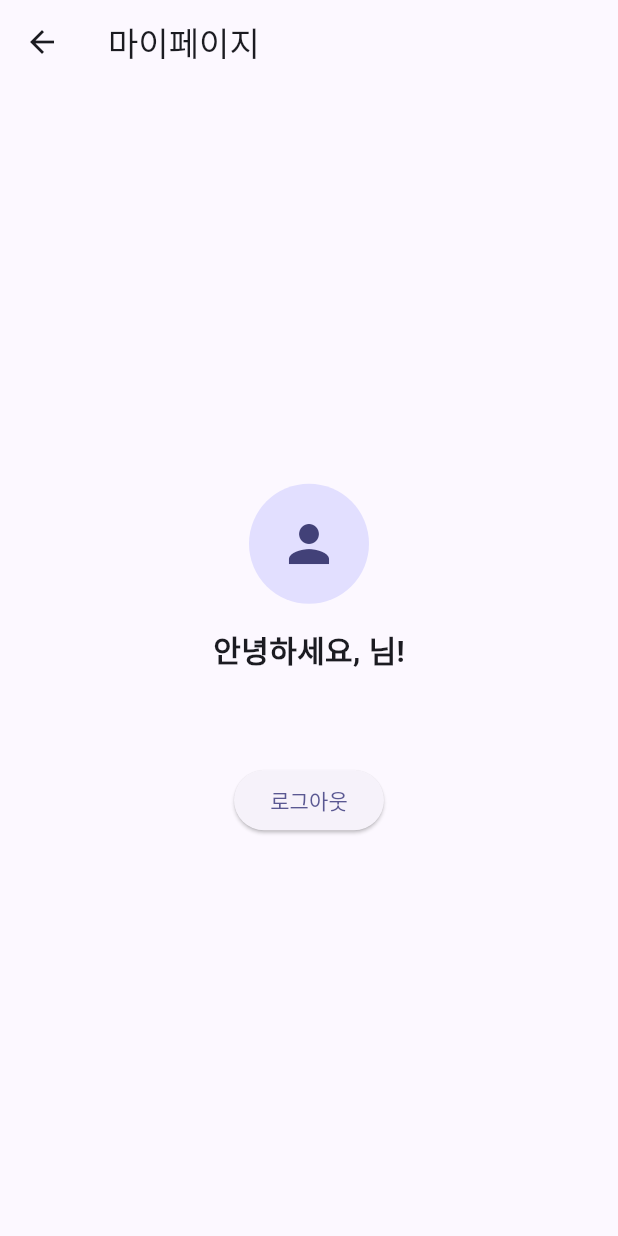
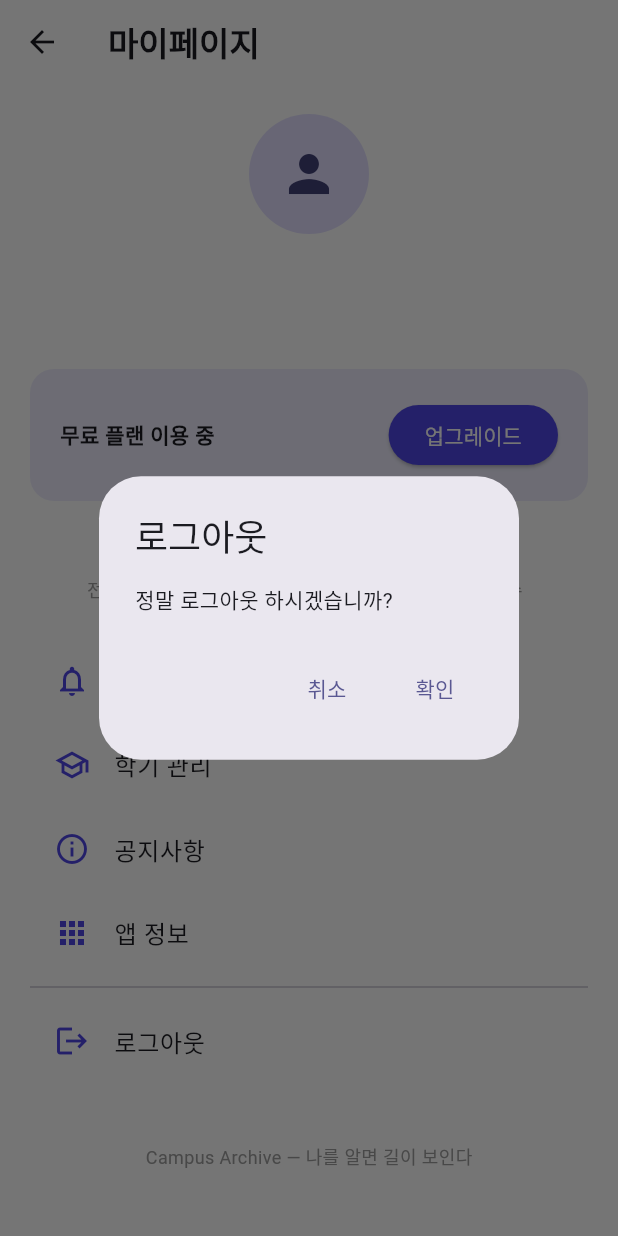
Before and after one commit to asun1207/campus-archive, a Flutter app: the MyPageScreen screen opened directly, after a tap on "로그아웃", on a phone screen of 412 x 824 dp. Run offline on Flutter 3.47's test engine with Material 3 defaults, Android fonts, the phone set to English and light mode, and no system bars; our stand-ins replace cloud_firestore, firebase_auth, firebase_core, fl_chart, google_sign_in, shared_preferences; accounts and stored records are empty.

Commit message:
마이페이지 구현

```diff
--- a/lib/screens/mypage_screen.dart
+++ b/lib/screens/mypage_screen.dart
@@ -1,7 +1,8 @@
 import 'package:flutter/material.dart';
 import 'package:firebase_auth/firebase_auth.dart';
 import 'package:google_sign_in/google_sign_in.dart';
-import 'package:cloud_firestore/cloud_firestore.dart'; // 1. 추가: Firestore import
+import 'package:shared_preferences/shared_preferences.dart';
+import 'package:cloud_firestore/cloud_firestore.dart';
 
 class MyPageScreen extends StatefulWidget {
   const MyPageScreen({super.key});
@@ -11,106 +12,144 @@ class MyPageScreen extends StatefulWidget {
 }
 
 class _MyPageScreenState extends State<MyPageScreen> {
-  Future<void> _signInWithGoogle() async {
-    try {
-      await GoogleSignIn.instance.initialize();
-      final GoogleSignInAccount? googleUser = await GoogleSignIn.instance.authenticate();
-      if (googleUser == null) return;
+  bool isSubscribed = false;
 
-      final GoogleSignInAuthentication googleAuth = await googleUser.authentication;
-      final OAuthCredential credential = GoogleAuthProvider.credential(
-        idToken: googleAuth.idToken,
+  @override
+  void initState() {
+    super.initState();
+    _loadSubscriptionStatus();
+  }
+
+  // 구독 상태 불러오기
+  Future<void> _loadSubscriptionStatus() async {
+    final prefs = await SharedPreferences.getInstance();
+    setState(() {
+      isSubscribed = prefs.getBool('isSubscribed') ?? false;
+    });
+  }
+
+  // 로그아웃 처리
+  Future<void> _signOut(BuildContext context) async {
+    final confirmed = await showDialog<bool>(
+      context: context,
+      builder: (context) => AlertDialog(
+        title: const Text('로그아웃'),
+        content: const Text('정말 로그아웃 하시겠습니까?'),
+        actions: [
+          TextButton(onPressed: () => Navigator.pop(context, false), child: const Text('취소')),
+          TextButton(onPressed: () => Navigator.pop(context, true), child: const Text('확인')),
+        ],
+      ),
     );
 
-      // 2. Firebase 인증
-      await FirebaseAuth.instance.signInWithCredential(credential);
-
-      // 3. 추가: Firestore에 유저 정보 저장
-      final user = FirebaseAuth.instance.currentUser;
-      if (user != null) {
-        await FirebaseFirestore.instance.collection('users').doc(user.uid).set({
-          'uid': user.uid,
-          'email': user.email,
-          'displayName': user.displayName,
-          'createdAt': FieldValue.serverTimestamp(),
-        }, SetOptions(merge: true)); // 이미 존재하면 덮어쓰지 않고 병합
-      }
-
-      if (mounted) {
-        ScaffoldMessenger.of(context).showSnackBar(
-          const SnackBar(content: Text('구글 로그인 및 DB 저장에 성공했습니다!')),
-        );
-      }
-    } catch (e) {
-      if (mounted) {
-        ScaffoldMessenger.of(context).showSnackBar(
-          SnackBar(content: Text('로그인 실패: $e')),
-        );
-      }
-    }
-  }
-
-  // 로그아웃 함수
-  Future<void> _signOut() async {
+    if (confirmed == true) {
       await GoogleSignIn.instance.signOut();
       await FirebaseAuth.instance.signOut();
+    }
   }
 
   @override
   Widget build(BuildContext context) {
-    // ... (build 메서드는 이전과 동일하게 유지)
+    final user = FirebaseAuth.instance.currentUser;
+
     return Scaffold(
-      appBar: AppBar(title: const Text('마이페이지')),
-      body: StreamBuilder<User?>(
-        stream: FirebaseAuth.instance.authStateChanges(),
-        builder: (context, snapshot) {
-          if (snapshot.connectionState == ConnectionState.waiting) {
-            return const Center(child: CircularProgressIndicator());
-          }
-
-          final User? user = snapshot.data;
-
-          if (user != null) {
-            return Center(
+      backgroundColor: Colors.white,
+      appBar: AppBar(
+        title: const Text('마이페이지', style: TextStyle(fontWeight: FontWeight.bold)),
+        backgroundColor: Colors.white,
+        elevation: 0,
+      ),
+      body: user == null
+          ? Center(
+        child: ElevatedButton(
+          onPressed: () {}, // 로그인 화면으로 이동하는 로직 필요 시 연결
+          child: const Text('로그인이 필요합니다'),
+        ),
+      )
+          : SingleChildScrollView(
+        padding: const EdgeInsets.all(20),
         child: Column(
-                mainAxisAlignment: MainAxisAlignment.center,
           children: [
+            // 2. 프로필 영역
             CircleAvatar(
               radius: 40,
               backgroundImage: user.photoURL != null ? NetworkImage(user.photoURL!) : null,
               child: user.photoURL == null ? const Icon(Icons.person, size: 40) : null,
             ),
             const SizedBox(height: 16),
-                  Text(
-                      '안녕하세요, ${user.displayName ?? '사용자'}님!',
-                      style: const TextStyle(fontSize: 20, fontWeight: FontWeight.bold)
+            Text(user.displayName ?? '사용자', style: const TextStyle(fontSize: 20, fontWeight: FontWeight.bold)),
+            Text(user.email ?? '', style: TextStyle(color: Colors.grey[600])),
+            const SizedBox(height: 24),
+
+            // 3. 구독 플랜 카드
+            Container(
+              padding: const EdgeInsets.all(20),
+              decoration: BoxDecoration(
+                color: const Color(0xFF4F46E5).withOpacity(0.1),
+                borderRadius: BorderRadius.circular(16),
               ),
-                  const SizedBox(height: 8),
-                  Text(user.email ?? ''),
-                  const SizedBox(height: 32),
+              child: Row(
+                mainAxisAlignment: MainAxisAlignment.spaceBetween,
+                children: [
+                  Text(isSubscribed ? '프리미엄 이용 중 🎉' : '무료 플랜 이용 중',
+                      style: const TextStyle(fontWeight: FontWeight.bold)),
+                  if (!isSubscribed)
                     ElevatedButton(
-                    onPressed: _signOut,
-                    child: const Text('로그아웃'),
+                      onPressed: () {}, // 추후 결제 연동
+                      style: ElevatedButton.styleFrom(backgroundColor: const Color(0xFF4F46E5), foregroundColor: Colors.white),
+                      child: const Text('업그레이드'),
                     ),
+                ],
+              ),
+            ),
+            const SizedBox(height: 24),
+
+            // 4. 활동 요약 (간단하게 하드코딩된 UI 예시)
+            Row(
+              children: [
+                _buildSummaryItem('전체 활동', '12'),
+                _buildSummaryItem('학기 수', '4'),
+                _buildSummaryItem('태그 수', '28'),
+              ],
+            ),
+            const SizedBox(height: 24),
+
+            // 5. 메뉴 리스트
+            _buildMenuTile(Icons.notifications_outlined, '알림 설정', () {}),
+            _buildMenuTile(Icons.school_outlined, '학기 관리', () {}),
+            _buildMenuTile(Icons.info_outline, '공지사항', () => _showDialog(context, '공지사항', '준비 중입니다.')),
+            _buildMenuTile(Icons.apps, '앱 정보', () => _showDialog(context, '앱 정보', 'Campus Archive v1.0.0')),
+            const Divider(),
+            _buildMenuTile(Icons.logout, '로그아웃', () => _signOut(context)),
+
+            const SizedBox(height: 40),
+            const Text("Campus Archive — 나를 알면 길이 보인다", style: TextStyle(color: Colors.grey, fontSize: 12)),
+          ],
+        ),
+      ),
+    );
+  }
+
+  Widget _buildSummaryItem(String label, String value) {
+    return Expanded(
+      child: Column(
+        children: [
+          Text(value, style: const TextStyle(fontSize: 18, fontWeight: FontWeight.bold, color: Color(0xFF4F46E5))),
+          Text(label, style: const TextStyle(fontSize: 12, color: Colors.grey)),
         ],
       ),
     );
   }
 
-          return Center(
-            child: ElevatedButton.icon(
-              icon: const Icon(Icons.login),
-              label: const Text('Google로 로그인'),
-              onPressed: _signInWithGoogle,
-              style: ElevatedButton.styleFrom(
-                backgroundColor: const Color(0xFF4F46E5),
-                foregroundColor: Colors.white,
-                padding: const EdgeInsets.symmetric(horizontal: 24, vertical: 12),
-              ),
-            ),
-          );
-        },
-      ),
+  Widget _buildMenuTile(IconData icon, String title, VoidCallback onTap) {
+    return ListTile(
+      leading: Icon(icon, color: const Color(0xFF4F46E5)),
+      title: Text(title),
+      onTap: onTap,
     );
   }
+
+  void _showDialog(BuildContext context, String title, String content) {
+    showDialog(context: context, builder: (context) => AlertDialog(title: Text(title), content: Text(content), actions: [TextButton(onPressed: () => Navigator.pop(context), child: const Text('닫기'))]));
   }
+}
```
Lines whose indentation alone changed are shown as unchanged.
